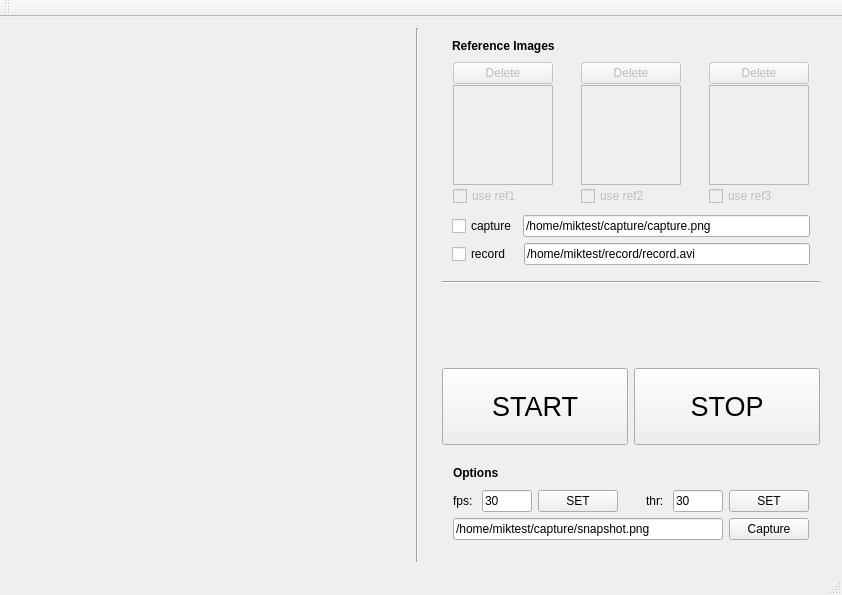
Old version of the form mainwindow.ui in the repository lsplf/cameraISP.
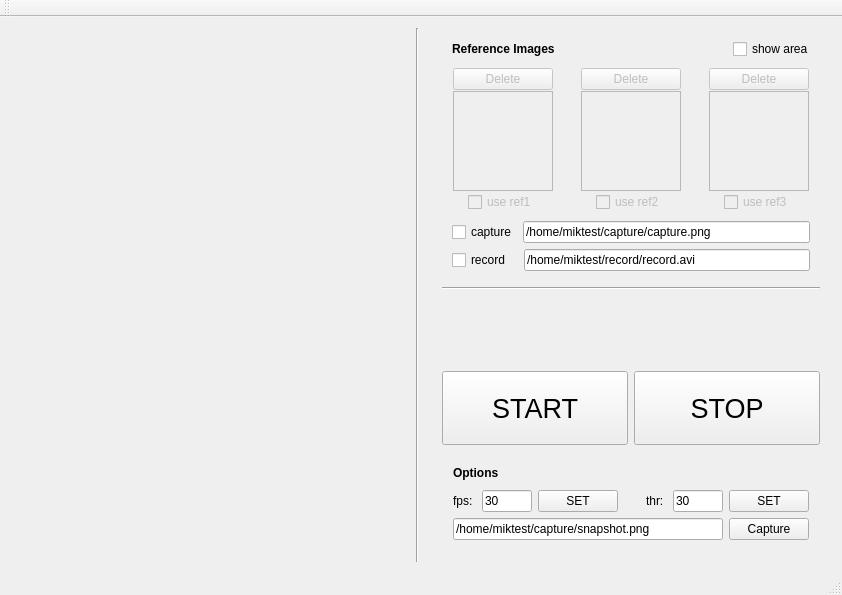
New version of the form.

Commit message: show roi area

```diff
--- a/mainwindow.ui
+++ b/mainwindow.ui
@@ -108,7 +108,7 @@
                   </property>
                  </widget>
                 </item>
-                <item>
+                <item alignment="Qt::AlignHCenter">
                  <widget class="QCheckBox" name="refApply_1">
                   <property name="enabled">
                    <bool>false</bool>
@@ -194,7 +194,7 @@
                   </property>
                  </widget>
                 </item>
-                <item>
+                <item alignment="Qt::AlignHCenter">
                  <widget class="QCheckBox" name="refApply_2">
                   <property name="enabled">
                    <bool>false</bool>
@@ -307,7 +307,7 @@
                   </property>
                  </widget>
                 </item>
-                <item>
+                <item alignment="Qt::AlignHCenter">
                  <widget class="QCheckBox" name="refApply_3">
                   <property name="enabled">
                    <bool>false</bool>
@@ -322,28 +322,6 @@
              </layout>
             </widget>
            </item>
-           <item row="0" column="0" colspan="3">
-            <widget class="QLabel" name="label_3">
-             <property name="font">
-              <font>
-               <weight>75</weight>
-               <bold>true</bold>
-              </font>
-             </property>
-             <property name="text">
-              <string>Reference Images</string>
-             </property>
-             <property name="alignment">
-              <set>Qt::AlignLeading|Qt::AlignLeft|Qt::AlignVCenter</set>
-             </property>
-             <property name="margin">
-              <number>0</number>
-             </property>
-             <property name="indent">
-              <number>10</number>
-             </property>
-            </widget>
-           </item>
            <item row="3" column="0" colspan="3">
             <layout class="QHBoxLayout" name="horizontalLayout_5">
              <property name="leftMargin">
@@ -592,6 +570,35 @@
              </property>
             </widget>
            </item>
+           <item row="0" column="0" colspan="2">
+            <widget class="QLabel" name="label_3">
+             <property name="font">
+              <font>
+               <weight>75</weight>
+               <bold>true</bold>
+              </font>
+             </property>
+             <property name="text">
+              <string>Reference Images</string>
+             </property>
+             <property name="alignment">
+              <set>Qt::AlignLeading|Qt::AlignLeft|Qt::AlignVCenter</set>
+             </property>
+             <property name="margin">
+              <number>0</number>
+             </property>
+             <property name="indent">
+              <number>10</number>
+             </property>
+            </widget>
+           </item>
+           <item row="0" column="2" alignment="Qt::AlignRight">
+            <widget class="QCheckBox" name="showArea">
+             <property name="text">
+              <string>show area  </string>
+             </property>
+            </widget>
+           </item>
           </layout>
          </item>
         </layout>
```
The commit also changes 4 other files.
